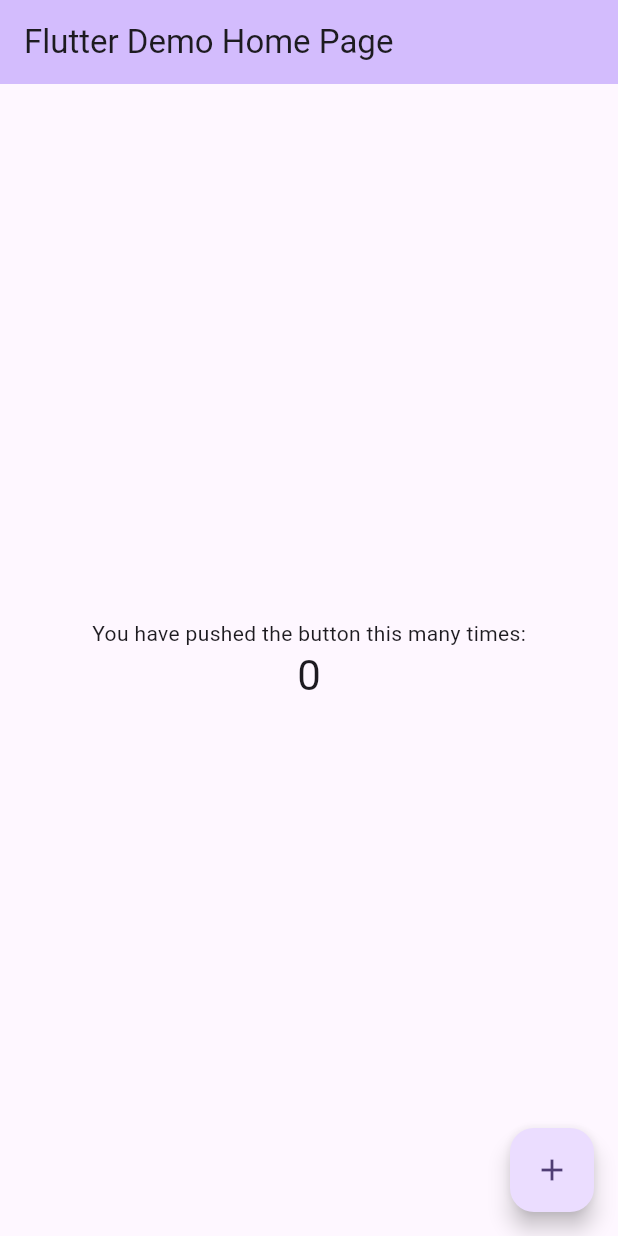
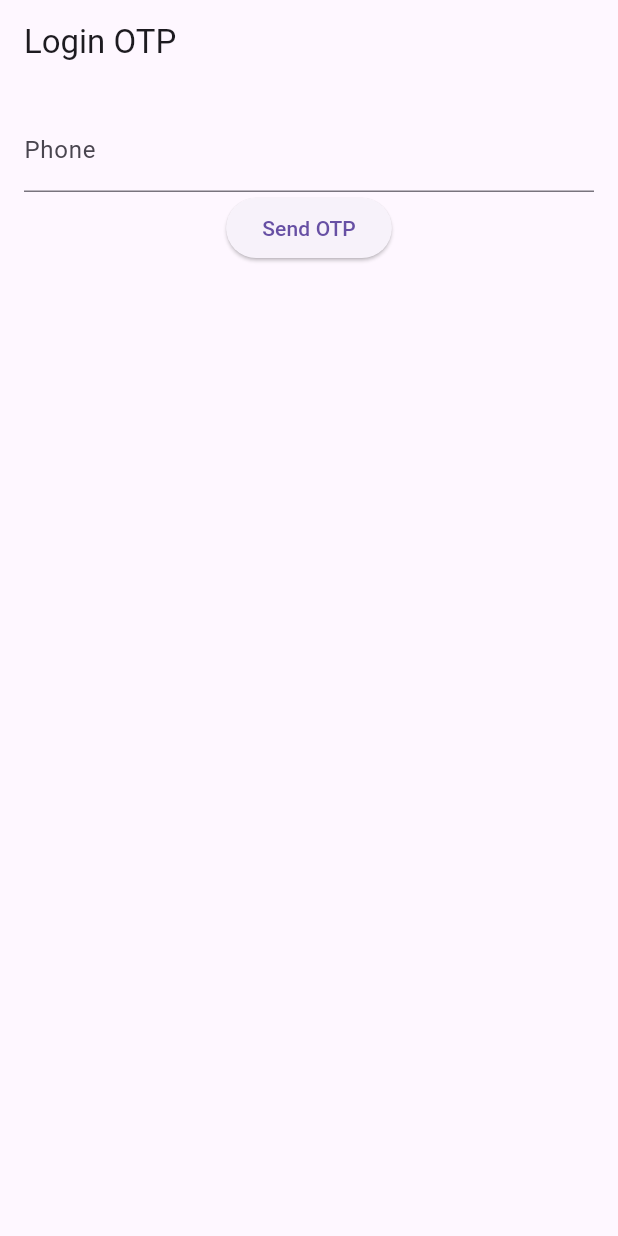
Before and after one commit to AdamElguennioui/RilyGo_App, a Flutter app: the screen it shows after launch, on a phone screen of 412 x 824 dp. Run offline on Flutter 3.47's test engine with Material 3 defaults, Android fonts, the phone set to English and light mode, and no system bars.

Commit message:
feat: retry OTP mock commit

```diff
--- a/lib/main.dart
+++ b/lib/main.dart
@@ -1,122 +1,35 @@
 import 'package:flutter/material.dart';
+import 'models/mission.dart';
+import 'ui/login_screen.dart';
+import 'ui/create_mission_screen.dart';
+import 'ui/mission_status_screen.dart';
+import 'ui/agent_mission_list.dart';
+import 'ui/agent_mission_detail.dart';
 
 void main() {
-  runApp(const MyApp());
+  runApp(RilyApp());
 }
 
-class MyApp extends StatelessWidget {
-  const MyApp({super.key});
-
-  // This widget is the root of your application.
+class RilyApp extends StatelessWidget {
   @override
   Widget build(BuildContext context) {
     return MaterialApp(
-      title: 'Flutter Demo',
-      theme: ThemeData(
-        // This is the theme of your application.
-        //
-        // TRY THIS: Try running your application with "flutter run". You'll see
-        // the application has a purple toolbar. Then, without quitting the app,
-        // try changing the seedColor in the colorScheme below to Colors.green
-        // and then invoke "hot reload" (save your changes or press the "hot
-        // reload" button in a Flutter-supported IDE, or press "r" if you used
-        // the command line to start the app).
-        //
-        // Notice that the counter didn't reset back to zero; the application
-        // state is not lost during the reload. To reset the state, use hot
-        // restart instead.
-        //
-        // This works for code too, not just values: Most code changes can be
-        // tested with just a hot reload.
-        colorScheme: .fromSeed(seedColor: Colors.deepPurple),
-      ),
-      home: const MyHomePage(title: 'Flutter Demo Home Page'),
+      title: 'Rily App',
+      theme: ThemeData(primarySwatch: Colors.blue),
+      initialRoute: '/login',
+      routes: {
+        '/login': (context) => LoginScreen(),
+        '/createMission': (context) => CreateMissionScreen(),
+        '/agentMissions': (context) => AgentMissionList(),
+        '/missionStatus': (context) {
+          final mission = ModalRoute.of(context)!.settings.arguments as Mission;
+          return MissionStatusScreen(mission: mission);
+        },
+        '/missionDetail': (context) {
+          final mission = ModalRoute.of(context)!.settings.arguments as Mission;
+          return AgentMissionDetail(mission: mission);
+        },
+      },
     );
   }
 }
-
-class MyHomePage extends StatefulWidget {
-  const MyHomePage({super.key, required this.title});
-
-  // This widget is the home page of your application. It is stateful, meaning
-  // that it has a State object (defined below) that contains fields that affect
-  // how it looks.
-
-  // This class is the configuration for the state. It holds the values (in this
-  // case the title) provided by the parent (in this case the App widget) and
-  // used by the build method of the State. Fields in a Widget subclass are
-  // always marked "final".
-
-  final String title;
-
-  @override
-  State<MyHomePage> createState() => _MyHomePageState();
-}
-
-class _MyHomePageState extends State<MyHomePage> {
-  int _counter = 0;
-
-  void _incrementCounter() {
-    setState(() {
-      // This call to setState tells the Flutter framework that something has
-      // changed in this State, which causes it to rerun the build method below
-      // so that the display can reflect the updated values. If we changed
-      // _counter without calling setState(), then the build method would not be
-      // called again, and so nothing would appear to happen.
-      _counter++;
-    });
-  }
-
-  @override
-  Widget build(BuildContext context) {
-    // This method is rerun every time setState is called, for instance as done
-    // by the _incrementCounter method above.
-    //
-    // The Flutter framework has been optimized to make rerunning build methods
-    // fast, so that you can just rebuild anything that needs updating rather
-    // than having to individually change instances of widgets.
-    return Scaffold(
-      appBar: AppBar(
-        // TRY THIS: Try changing the color here to a specific color (to
-        // Colors.amber, perhaps?) and trigger a hot reload to see the AppBar
-        // change color while the other colors stay the same.
-        backgroundColor: Theme.of(context).colorScheme.inversePrimary,
-        // Here we take the value from the MyHomePage object that was created by
-        // the App.build method, and use it to set our appbar title.
-        title: Text(widget.title),
-      ),
-      body: Center(
-        // Center is a layout widget. It takes a single child and positions it
-        // in the middle of the parent.
-        child: Column(
-          // Column is also a layout widget. It takes a list of children and
-          // arranges them vertically. By default, it sizes itself to fit its
-          // children horizontally, and tries to be as tall as its parent.
-          //
-          // Column has various properties to control how it sizes itself and
-          // how it positions its children. Here we use mainAxisAlignment to
-          // center the children vertically; the main axis here is the vertical
-          // axis because Columns are vertical (the cross axis would be
-          // horizontal).
-          //
-          // TRY THIS: Invoke "debug painting" (choose the "Toggle Debug Paint"
-          // action in the IDE, or press "p" in the console), to see the
-          // wireframe for each widget.
-          mainAxisAlignment: .center,
-          children: [
-            const Text('You have pushed the button this many times:'),
-            Text(
-              '$_counter',
-              style: Theme.of(context).textTheme.headlineMedium,
-            ),
-          ],
-        ),
-      ),
-      floatingActionButton: FloatingActionButton(
-        onPressed: _incrementCounter,
-        tooltip: 'Increment',
-        child: const Icon(Icons.add),
-      ),
-    );
-  }
-}
--- /dev/null
+++ b/lib/models/mission.dart
@@ -0,0 +1,15 @@
+class Mission {
+  final String category;
+  final String address;
+  final DateTime dateTime;
+  final String note;
+  String status;
+
+  Mission({
+    required this.category,
+    required this.address,
+    required this.dateTime,
+    required this.note,
+    this.status = "Créée",
+  });
+}
--- /dev/null
+++ b/lib/services/auth_service.dart
@@ -0,0 +1,13 @@
+class AuthService {
+  // OTP mock
+  static const String mockOtp = "1234";
+
+  Future<bool> sendOtp(String phone) async {
+    print("OTP envoyé à $phone");
+    return true;
+  }
+
+  Future<bool> verifyOtp(String otp) async {
+    return otp == mockOtp;
+  }
+}
--- /dev/null
+++ b/lib/ui/login_screen.dart
@@ -0,0 +1,44 @@
+import 'package:flutter/material.dart';
+import '../services/auth_service.dart';
+
+class LoginScreen extends StatefulWidget {
+  @override
+  _LoginScreenState createState() => _LoginScreenState();
+}
+
+class _LoginScreenState extends State<LoginScreen> {
+  final phoneController = TextEditingController();
+  final otpController = TextEditingController();
+  final authService = AuthService();
+  bool otpSent = false;
+
+  @override
+  Widget build(BuildContext context) {
+    return Scaffold(
+      appBar: AppBar(title: Text("Login OTP")),
+      body: Padding(
+        padding: const EdgeInsets.all(16.0),
+        child: Column(
+          children: [
+            if (!otpSent)
+              TextField(controller: phoneController, decoration: InputDecoration(labelText: "Phone")),
+            if (otpSent)
+              TextField(controller: otpController, decoration: InputDecoration(labelText: "Enter OTP")),
+            ElevatedButton(
+              onPressed: () async {
+                if (!otpSent) {
+                  await authService.sendOtp(phoneController.text);
+                  setState(() => otpSent = true);
+                } else {
+                  bool success = await authService.verifyOtp(otpController.text);
+                  if (success) Navigator.pushNamed(context, "/createMission");
+                }
+              },
+              child: Text(otpSent ? "Verify OTP" : "Send OTP"),
+            )
+          ],
+        ),
+      ),
+    );
+  }
+}
```
Also changed, not shown: lib/services/mission_service.dart (added, +22 -0 lines), lib/ui/agent_mission_detail.dart (added, +31 -0 lines), lib/ui/agent_mission_list.dart (added, +26 -0 lines), lib/ui/create_mission_screen.dart (added, +45 -0 lines), lib/ui/mission_status_screen.dart (added, +26 -0 lines).
